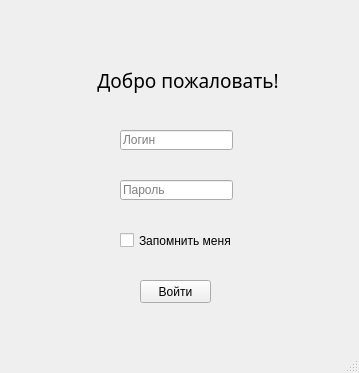
OmegaPetropavl/IS-Alpha, file login.ui: the form before one commit.
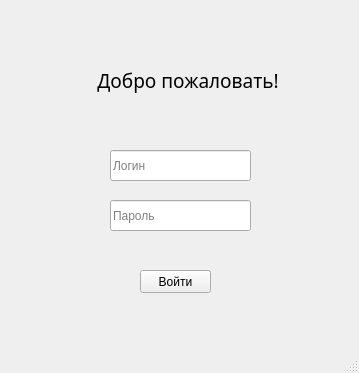
The form after the commit.

The edit to the form file:
```diff
--- a/login.ui
+++ b/login.ui
@@ -72,10 +72,10 @@
     <widget class="QLineEdit" name="lineEdit">
      <property name="geometry">
       <rect>
-       <x>130</x>
-       <y>150</y>
-       <width>113</width>
-       <height>20</height>
+       <x>120</x>
+       <y>170</y>
+       <width>141</width>
+       <height>31</height>
       </rect>
      </property>
      <property name="autoFillBackground">
@@ -88,37 +88,21 @@
     <widget class="QLineEdit" name="lineEdit_2">
      <property name="geometry">
       <rect>
-       <x>130</x>
-       <y>200</y>
-       <width>113</width>
-       <height>20</height>
+       <x>120</x>
+       <y>220</y>
+       <width>141</width>
+       <height>31</height>
       </rect>
      </property>
      <property name="placeholderText">
       <string>Пароль</string>
      </property>
     </widget>
-    <widget class="QCheckBox" name="checkBox">
-     <property name="geometry">
-      <rect>
-       <x>130</x>
-       <y>250</y>
-       <width>111</width>
-       <height>21</height>
-      </rect>
-     </property>
-     <property name="text">
-      <string>Запомнить меня</string>
-     </property>
-     <property name="tristate">
-      <bool>false</bool>
-     </property>
-    </widget>
     <widget class="QPushButton" name="pushButton">
      <property name="geometry">
       <rect>
        <x>150</x>
-       <y>300</y>
+       <y>290</y>
        <width>71</width>
        <height>23</height>
       </rect>
```
Left out of the diff: 14 changed lines with no effect on the pictures.
